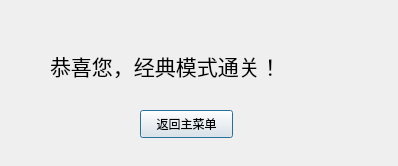
Before: the Qt Designer form BejeweledSln/CGamePass.ui in lwyer/BejeweledSln, drawn with Qt 5.
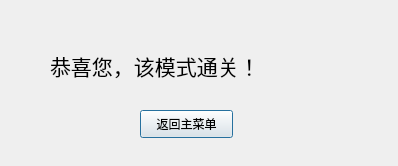
After: the same form once the commit is applied.

Commit message: 张星宇 6/11 加入平衡模式，音效完整

Patch:
```diff
--- a/BejeweledSln/CGamePass.ui
+++ b/BejeweledSln/CGamePass.ui
@@ -29,7 +29,7 @@
     </font>
    </property>
    <property name="text">
-    <string>恭喜您，经典模式通关！</string>
+    <string>恭喜您，该模式通关！</string>
    </property>
   </widget>
   <widget class="QPushButton" name="pushButton">
```
The commit also changes 88 other files.
